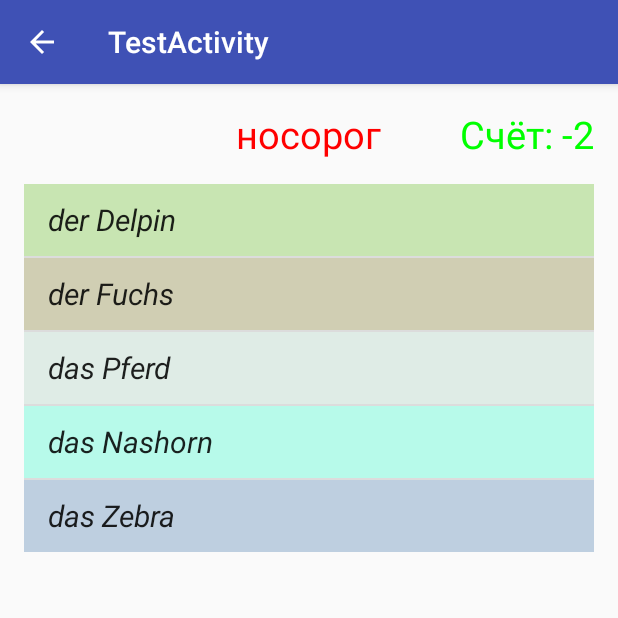
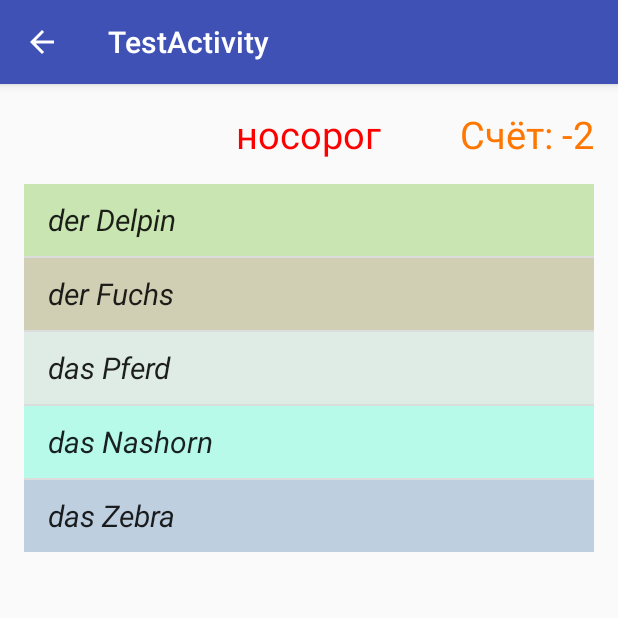
Before and after one commit to AIRAT1/LearnGermanWithNavigationDrawer, an Android app: the TestActivity screen opened directly, with no data from a screen before it, after a tap on "die Kuh", on a phone screen of 412 x 824 dp, the top half of it. Run offline under Robolectric (Android 15) with nearby library versions, the phone set to English and light mode, and no system bars; 1 other tap on this screen came first.

```diff
--- a/app/src/main/java/de/android/learngermanwithnavigationdrawer/LearnActivity.java
+++ b/app/src/main/java/de/android/learngermanwithnavigationdrawer/activity/LearnActivity.java
@@ -1,8 +1,11 @@
-package de.android.learngermanwithnavigationdrawer;
+package de.android.learngermanwithnavigationdrawer.activity;
 
 import android.os.Bundle;
 import android.view.View;
 import android.widget.AdapterView;
+
+import de.android.learngermanwithnavigationdrawer.adapter.MyArrayAdapter;
+import de.android.learngermanwithnavigationdrawer.R;
 
 public class LearnActivity extends ParentActivity {
 
--- a/app/src/main/java/de/android/learngermanwithnavigationdrawer/MainActivity.java
+++ b/app/src/main/java/de/android/learngermanwithnavigationdrawer/activity/MainActivity.java
@@ -1,4 +1,4 @@
-package de.android.learngermanwithnavigationdrawer;
+package de.android.learngermanwithnavigationdrawer.activity;
 
 import android.content.Intent;
 import android.os.Bundle;
@@ -13,6 +13,8 @@ import android.support.v7.widget.Toolbar;
 import android.view.Menu;
 import android.view.MenuItem;
 import android.view.View;
+
+import de.android.learngermanwithnavigationdrawer.R;
 
 public class MainActivity extends AppCompatActivity
         implements NavigationView.OnNavigationItemSelectedListener {
--- a/app/src/main/java/de/android/learngermanwithnavigationdrawer/ParentActivity.java
+++ b/app/src/main/java/de/android/learngermanwithnavigationdrawer/activity/ParentActivity.java
@@ -1,4 +1,4 @@
-package de.android.learngermanwithnavigationdrawer;
+package de.android.learngermanwithnavigationdrawer.activity;
 
 import android.os.Bundle;
 import android.support.v7.app.AppCompatActivity;
@@ -9,6 +9,9 @@ import java.util.ArrayList;
 import java.util.HashMap;
 import java.util.Map;
 import java.util.Scanner;
+
+import de.android.learngermanwithnavigationdrawer.adapter.MyArrayAdapter;
+import de.android.learngermanwithnavigationdrawer.R;
 
 public abstract class ParentActivity extends AppCompatActivity {
     protected Map<String, String> dictionary;
@@ -22,14 +25,14 @@ public abstract class ParentActivity extends AppCompatActivity {
     protected void onCreate(Bundle savedInstanceState) {
         super.onCreate(savedInstanceState);
     }
-    void firstInit() {
+    public void firstInit() {
         questionTextView = (TextView)findViewById(R.id.questionTextView);
         listView = (ListView)findViewById(R.id.listView);
         dictionary = new HashMap<>();
         allQuestionList = new ArrayList<>();
         fiveAnswers = new ArrayList<>();
     }
-    void readWords() {
+    public void readWords() {
         Scanner scanner = new Scanner(getResources().openRawResource(R.raw.list));
         while (scanner.hasNextLine()) {
             String line = scanner.nextLine();
--- a/app/src/main/java/de/android/learngermanwithnavigationdrawer/TestActivity.java
+++ b/app/src/main/java/de/android/learngermanwithnavigationdrawer/activity/TestActivity.java
@@ -1,4 +1,4 @@
-package de.android.learngermanwithnavigationdrawer;
+package de.android.learngermanwithnavigationdrawer.activity;
 
 import android.os.Bundle;
 import android.view.View;
@@ -10,10 +10,15 @@ import java.util.ArrayList;
 import java.util.Collections;
 import java.util.List;
 
+import de.android.learngermanwithnavigationdrawer.adapter.MyArrayAdapter;
+import de.android.learngermanwithnavigationdrawer.R;
+
 public class TestActivity extends ParentActivity {
     public static final String THE_WORD = "theWord";
     public static final String FIVE_ANSWERS = "fiveAnswers";
     public static final String SCORE = "score";
+    public static final int WIN_SCORE = 10;
+    public static final int LOSE_SCORE = 4;
     private int score = 0;
     private TextView scoreTextView;
     private String theWord;
@@ -27,10 +32,10 @@ public class TestActivity extends ParentActivity {
         pickRandomWords();
     }
 
-    void firstInit() {
+    public void firstInit() {
         super.firstInit();
         scoreTextView = (TextView)findViewById(R.id.scoreTextView);
-        scoreTextView.setText("Счёт: " + score);
+        scoreTextView.setText(getString(R.string.score_text) + " " + score);
     }
 
     void pickRandomWords() {
@@ -54,16 +59,16 @@ public class TestActivity extends ParentActivity {
                 String rightAnswer = dictionary.get(theWord);
                 if (usersAnswer.equals(rightAnswer)) {
                     score++;
-                    scoreTextView.setText("Счёт: " + score);
-                    if (score == 10) {
-                        Toast.makeText(TestActivity.this, "Победа!", Toast.LENGTH_SHORT).show();
+                    scoreTextView.setText(getString(R.string.score_text) + " " + score);
+                    if (score == WIN_SCORE) {
+                        Toast.makeText(TestActivity.this, R.string.win_text, Toast.LENGTH_SHORT).show();
                     }
                 }else {
                     score--;
-                    if (score < -4) {
-                        Toast.makeText(TestActivity.this, "Позор!", Toast.LENGTH_SHORT).show();
+                    if (score < - LOSE_SCORE) {
+                        Toast.makeText(TestActivity.this, R.string.lose_text, Toast.LENGTH_SHORT).show();
                     }
-                    scoreTextView.setText("Счёт: " + score);
+                    scoreTextView.setText(getString(R.string.score_text) + " " + score);
                 }
                 pickRandomWords();
             }
@@ -72,7 +77,7 @@ public class TestActivity extends ParentActivity {
 
     private void setTextViewAndArrayAdapterValues() {
         questionTextView.setText(theWord);
-        scoreTextView.setText("Счёт: " + score);
+        scoreTextView.setText(getString(R.string.score_text) + " " + score);
 
         if (myArrayAdapter == null) {
             myArrayAdapter = new MyArrayAdapter(this, fiveAnswers);
@@ -95,7 +100,6 @@ public class TestActivity extends ParentActivity {
             theWord = bundle.getString(THE_WORD, "");
             fiveAnswers = bundle.getStringArrayList(FIVE_ANSWERS);
             score = bundle.getInt(SCORE);
-//            adapter = null;
             myArrayAdapter = null;
             setTextViewAndArrayAdapterValues();
         }
--- a/app/src/main/java/de/android/learngermanwithnavigationdrawer/MyArrayAdapter.java
+++ b/app/src/main/java/de/android/learngermanwithnavigationdrawer/adapter/MyArrayAdapter.java
@@ -1,4 +1,4 @@
-package de.android.learngermanwithnavigationdrawer;
+package de.android.learngermanwithnavigationdrawer.adapter;
 
 import android.content.Context;
 import android.graphics.Color;
@@ -10,6 +10,8 @@ import android.widget.TextView;
 
 import java.util.ArrayList;
 import java.util.Random;
+
+import de.android.learngermanwithnavigationdrawer.R;
 
 public class MyArrayAdapter extends ArrayAdapter<String> {
     private final ArrayList<String> values;
--- a/app/src/main/res/layout/app_bar_main.xml
+++ b/app/src/main/res/layout/app_bar_main.xml
@@ -5,7 +5,7 @@
     android:layout_width="match_parent"
     android:layout_height="match_parent"
     android:fitsSystemWindows="true"
-    tools:context="de.android.learngermanwithnavigationdrawer.MainActivity">
+    tools:context=".activity.MainActivity">
 
     <android.support.design.widget.AppBarLayout
         android:layout_width="match_parent"
--- a/app/src/main/res/layout/content_main.xml
+++ b/app/src/main/res/layout/content_main.xml
@@ -9,7 +9,7 @@
     android:paddingRight="@dimen/activity_horizontal_margin"
     android:paddingTop="@dimen/activity_vertical_margin"
     app:layout_behavior="@string/appbar_scrolling_view_behavior"
-    tools:context="de.android.learngermanwithnavigationdrawer.MainActivity"
+    tools:context=".activity.MainActivity"
     tools:showIn="@layout/app_bar_main">
 
     <TextView
--- a/app/src/main/res/layout/main_layout.xml
+++ b/app/src/main/res/layout/main_layout.xml
@@ -3,7 +3,11 @@
     xmlns:tools="http://schemas.android.com/tools"
     android:layout_width="match_parent"
     android:layout_height="match_parent"
-    tools:context="de.android.learngermanwithnavigationdrawer.TestActivity">
+    android:paddingBottom="@dimen/activity_vertical_margin"
+    android:paddingLeft="@dimen/activity_horizontal_margin"
+    android:paddingRight="@dimen/activity_horizontal_margin"
+    android:paddingTop="@dimen/activity_vertical_margin"
+    tools:context=".activity.TestActivity">
 
     <TextView
         android:layout_width="wrap_content"
@@ -13,23 +17,21 @@
         tools:text="Test"
         android:id="@+id/questionTextView"
         android:layout_alignParentTop="true"
-        android:layout_marginTop="16dp"
-        android:layout_centerHorizontal="true" />
+        android:layout_centerHorizontal="true"
+        android:layout_marginBottom="@dimen/activity_vertical_margin"/>
     <ListView
         android:layout_width="match_parent"
         android:layout_height="wrap_content"
         android:id="@+id/listView"
-        android:layout_below="@+id/questionTextView"
-        android:layout_margin="16dp"/>
+        android:layout_below="@+id/questionTextView"/>
 
     <TextView
         android:layout_width="wrap_content"
         android:layout_height="wrap_content"
         tools:text="Text"
         android:textSize="25sp"
-        android:textColor="#00FF00"
+        android:textColor="#ff7700"
         android:id="@+id/scoreTextView"
         android:layout_alignBottom="@+id/questionTextView"
-        android:layout_alignParentRight="true"
-        android:layout_marginRight="16dp" />
+        android:layout_alignParentRight="true"/>
 </RelativeLayout>
--- a/app/src/main/res/values/strings.xml
+++ b/app/src/main/res/values/strings.xml
@@ -7,4 +7,7 @@
     <string name="action_settings">Settings</string>
     <string name="title_activity_test">TestActivity</string>
     <string name="title_activity_learn">LearnActivity</string>
+    <string name="win_text">Победа!</string>
+    <string name="lose_text">Позор!</string>
+    <string name="score_text">Счёт:</string>
 </resources>
```
Also changed, not shown: app/src/main/AndroidManifest.xml (+8 -8 lines).
